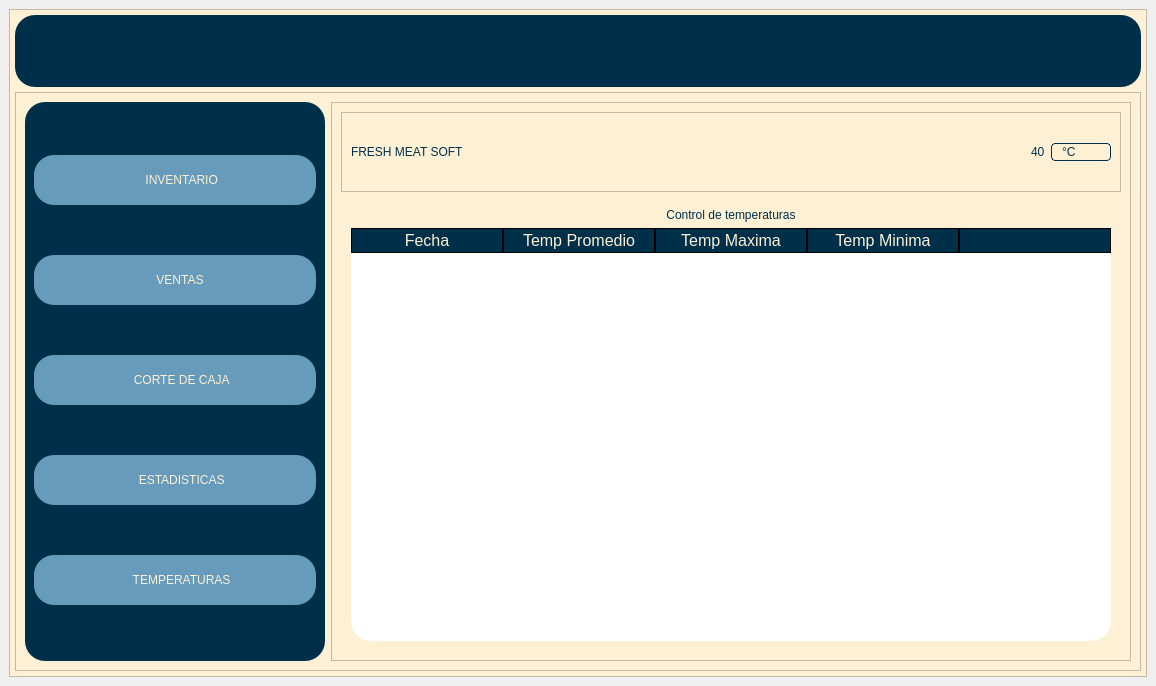
Above: carniceria.ui from CarlosEOrt/freshMeatSoft before the change. Below: the same form after it.
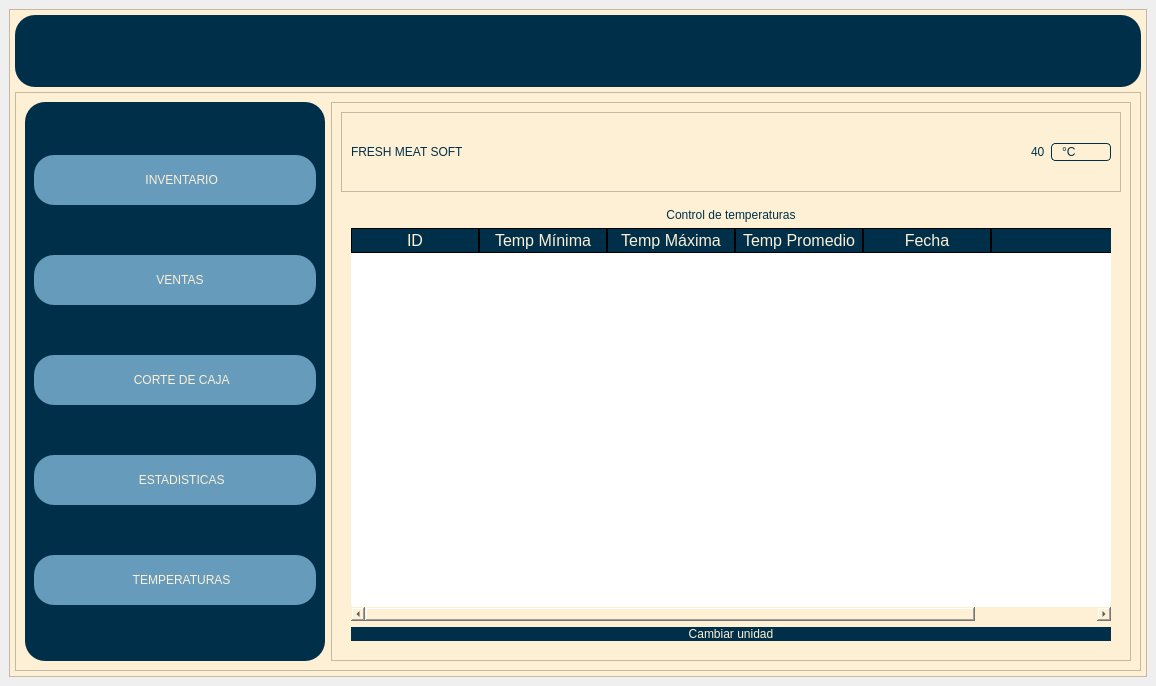
That is the form after the change. The open tabs and pages were chosen to show the change. Icons and pictures are not drawn.

Commit message: Sección de temperaturas terminada.

```diff
--- a/carniceria.ui
+++ b/carniceria.ui
@@ -732,7 +732,7 @@
                         </property>
                         <property name="minimumSize">
                          <size>
-                          <width>0</width>
+                          <width>758</width>
                           <height>0</height>
                          </size>
                         </property>
@@ -773,7 +773,7 @@
                          <bool>false</bool>
                         </attribute>
                         <attribute name="horizontalHeaderDefaultSectionSize">
-                         <number>152</number>
+                         <number>128</number>
                         </attribute>
                         <attribute name="horizontalHeaderHighlightSections">
                          <bool>true</bool>
@@ -789,21 +789,17 @@
                         </attribute>
                         <column>
                          <property name="text">
-                          <string>Fecha</string>
+                          <string>ID</string>
                          </property>
-                         <property name="font">
-                          <font>
-                           <family>Arial Black</family>
-                          </font>
+                        </column>
+                        <column>
+                         <property name="text">
+                          <string>Temp Mínima</string>
                          </property>
-                         <property name="foreground">
-                          <brush brushstyle="Dense2Pattern">
-                           <color alpha="255">
-                            <red>0</red>
-                            <green>0</green>
-                            <blue>0</blue>
-                           </color>
-                          </brush>
+                        </column>
+                        <column>
+                         <property name="text">
+                          <string>Temp Máxima</string>
                          </property>
                         </column>
                         <column>
@@ -813,12 +809,7 @@
                         </column>
                         <column>
                          <property name="text">
-                          <string>Temp Maxima</string>
-                         </property>
-                        </column>
-                        <column>
-                         <property name="text">
-                          <string>Temp Minima</string>
+                          <string>Fecha</string>
                          </property>
                         </column>
                         <column>
@@ -828,6 +819,13 @@
                         </column>
                        </widget>
                       </item>
+                      <item>
+                       <widget class="QPushButton" name="btn_convertir_temperaturas">
+                        <property name="text">
+                         <string>Cambiar unidad</string>
+                        </property>
+                       </widget>
+                      </item>
                      </layout>
                     </item>
                    </layout>
```
Left out of the diff: 12 changed lines with no effect on the pictures. The commit also changes 8 other files.
